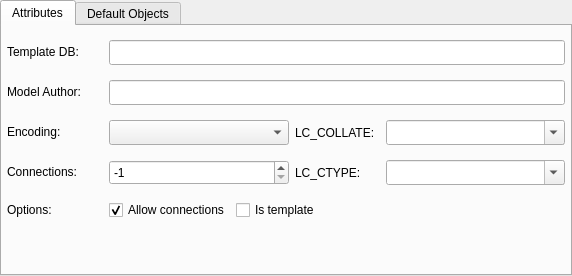
pgmodeler/pgmodeler, file libs/libgui/ui/dbobjects/databasewidget.ui: the form before one commit.
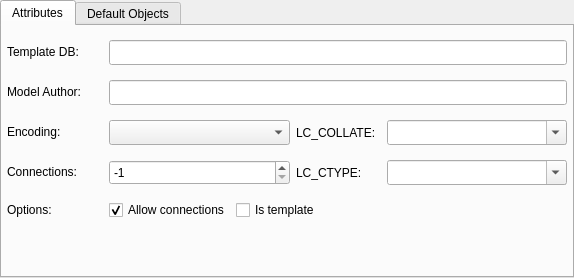
The form after the commit.

Commit message: Changed default icon size of comboboxes

Diff of the .ui file:
```diff
--- a/libs/libgui/ui/dbobjects/databasewidget.ui
+++ b/libs/libgui/ui/dbobjects/databasewidget.ui
@@ -6,8 +6,8 @@
    <rect>
     <x>0</x>
     <y>0</y>
-    <width>572</width>
-    <height>276</height>
+    <width>574</width>
+    <height>278</height>
    </rect>
   </property>
   <property name="minimumSize">
@@ -136,6 +136,12 @@
            <height>25</height>
           </size>
          </property>
+         <property name="iconSize">
+          <size>
+           <width>28</width>
+           <height>28</height>
+          </size>
+         </property>
         </widget>
        </item>
        <item row="2" column="2">
@@ -178,6 +184,12 @@
          <property name="insertPolicy">
           <enum>QComboBox::InsertAlphabetically</enum>
          </property>
+         <property name="iconSize">
+          <size>
+           <width>28</width>
+           <height>28</height>
+          </size>
+         </property>
         </widget>
        </item>
        <item row="3" column="0">
@@ -265,6 +277,12 @@
          <property name="insertPolicy">
           <enum>QComboBox::InsertAlphabetically</enum>
          </property>
+         <property name="iconSize">
+          <size>
+           <width>28</width>
+           <height>28</height>
+          </size>
+         </property>
         </widget>
        </item>
        <item row="4" column="0">
```
The commit also changes 40 other files.
